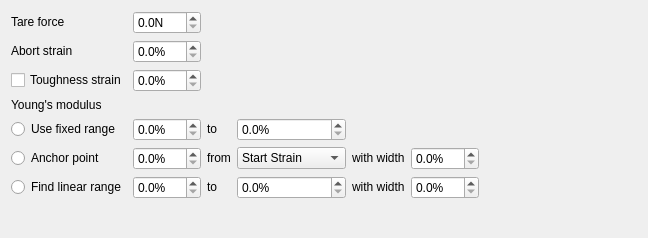
First picture: the form in mech_analyser/experiment/instron_68tm/failure/view.ui, repository ksonter95/InstronAnalyser, before the edit.
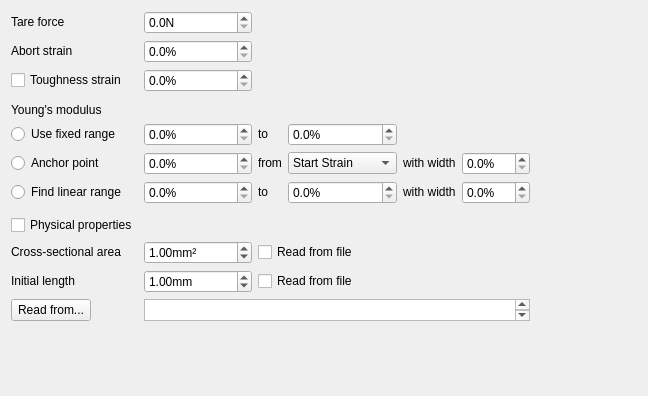
Second picture: the form after the edit.

Commit message: MAS-3: added ability to specify cross-sectional area and initial length, added ability to read in cross-sectional area and initial length from file, added input included and output included transcoder parameters,

The edit to the form file:
```diff
--- a/mech_analyser/experiment/instron_68tm/failure/view.ui
+++ b/mech_analyser/experiment/instron_68tm/failure/view.ui
@@ -7,7 +7,7 @@
     <x>0</x>
     <y>0</y>
     <width>648</width>
-    <height>238</height>
+    <height>396</height>
    </rect>
   </property>
   <layout class="QGridLayout" name="gl_Failure">
@@ -39,11 +39,11 @@
       <number>1</number>
      </property>
      <property name="maximum">
-      <double>10.0000000000000000</double>
+      <double>10.000000000000000</double>
      </property>
     </widget>
    </item>
-   <item row="0" column="6" rowspan="8">
+   <item row="0" column="6" rowspan="15">
     <spacer name="s_Horizontal">
      <property name="orientation">
       <enum>Qt::Orientation::Horizontal</enum>
@@ -117,7 +117,23 @@
      </property>
     </widget>
    </item>
-   <item row="3" column="0">
+   <item row="3" column="0" colspan="6">
+    <spacer name="s_VerticalEmodulus">
+     <property name="orientation">
+      <enum>Qt::Orientation::Vertical</enum>
+     </property>
+     <property name="sizeType">
+      <enum>QSizePolicy::Policy::Fixed</enum>
+     </property>
+     <property name="sizeHint" stdset="0">
+      <size>
+       <width>0</width>
+       <height>5</height>
+      </size>
+     </property>
+    </spacer>
+   </item>
+   <item row="4" column="0">
     <widget class="QLabel" name="l_EModulus">
      <property name="sizePolicy">
       <sizepolicy hsizetype="Fixed" vsizetype="Fixed">
@@ -133,7 +149,7 @@
      </property>
     </widget>
    </item>
-   <item row="4" column="0">
+   <item row="5" column="0">
     <widget class="QRadioButton" name="rb_FixedRange">
      <property name="toolTip">
       <string>Use the fixed strain range on the stress-strain curve over which the Young's modulus is calculated.</string>
@@ -143,7 +159,7 @@
      </property>
     </widget>
    </item>
-   <item row="4" column="1">
+   <item row="5" column="1">
     <widget class="QDoubleSpinBox" name="sb_Strain1">
      <property name="toolTip">
       <string>The strain value which defines the first datapoint on the stress-strain curve used to calculate the Young's modulus.  It is ε1 in the equation E = (σ2 - σ1) / (ε2 - ε1)</string>
@@ -156,7 +172,7 @@
      </property>
     </widget>
    </item>
-   <item row="4" column="2">
+   <item row="5" column="2">
     <widget class="QLabel" name="l_To1">
      <property name="sizePolicy">
       <sizepolicy hsizetype="Fixed" vsizetype="Fixed">
@@ -169,7 +185,7 @@
      </property>
     </widget>
    </item>
-   <item row="4" column="3">
+   <item row="5" column="3">
     <widget class="QDoubleSpinBox" name="sb_Strain2">
      <property name="toolTip">
       <string>The strain value which defines the second datapoint on the stress-strain curve used to calculate the Young's modulus.  It is ε2 in the equation E = (σ2 - σ1) / (ε2 - ε1)</string>
@@ -182,7 +198,7 @@
      </property>
     </widget>
    </item>
-   <item row="5" column="0">
+   <item row="6" column="0">
     <widget class="QRadioButton" name="rb_AnchorPoint">
      <property name="toolTip">
       <string>Anchor a point on the stress-strain curve over which the Young's modulus is calculated to a specific point on the curve.</string>
@@ -192,7 +208,7 @@
      </property>
     </widget>
    </item>
-   <item row="5" column="1">
+   <item row="6" column="1">
     <widget class="QDoubleSpinBox" name="sb_StrainOffset">
      <property name="toolTip">
       <string>The strain offset from the specific point on the stress-strain curve from/to which the Young's modulus will be calculated.  It, in combination with the anchor point, specifies ε1 in the equation E = (σ2 - σ1) / (ε2 - ε1).</string>
@@ -205,7 +221,7 @@
      </property>
     </widget>
    </item>
-   <item row="5" column="2">
+   <item row="6" column="2">
     <widget class="QLabel" name="l_From">
      <property name="sizePolicy">
       <sizepolicy hsizetype="Fixed" vsizetype="Fixed">
@@ -218,7 +234,7 @@
      </property>
     </widget>
    </item>
-   <item row="5" column="3">
+   <item row="6" column="3">
     <widget class="QComboBox" name="cbx_AnchorPoint">
      <property name="toolTip">
       <string>The point used to anchor the strain range over which the Young's modulus is to be calculated</string>
@@ -255,7 +271,7 @@
      </item>
     </widget>
    </item>
-   <item row="5" column="4">
+   <item row="6" column="4">
     <widget class="QLabel" name="l_With1">
      <property name="sizePolicy">
       <sizepolicy hsizetype="Fixed" vsizetype="Fixed">
@@ -268,7 +284,7 @@
      </property>
     </widget>
    </item>
-   <item row="5" column="5">
+   <item row="6" column="5">
     <widget class="QDoubleSpinBox" name="sb_StrainRangeWidth">
      <property name="toolTip">
       <string>The width of the range on the stress-strain curve over which the Young's modulus will be calculated.  It, in combination with the strain offset and anchor point, specifies ε2 in the equation E = (σ2 - σ1) / (ε2 - ε1).</string>
@@ -281,7 +297,7 @@
      </property>
     </widget>
    </item>
-   <item row="6" column="0">
+   <item row="7" column="0">
     <widget class="QRadioButton" name="rb_FindRange">
      <property name="toolTip">
       <string>Automatically find the strain range over which the stress-strain curve is most linear and use this range to calculate the Young's modulus.</string>
@@ -291,7 +307,7 @@
      </property>
     </widget>
    </item>
-   <item row="6" column="1">
+   <item row="7" column="1">
     <widget class="QDoubleSpinBox" name="sb_StrainMin">
      <property name="toolTip">
       <string>The strain value which defines the minimum strain that can be used to find the best approximation of the linear region of the stress-strain curve.</string>
@@ -304,7 +320,7 @@
      </property>
     </widget>
    </item>
-   <item row="6" column="2">
+   <item row="7" column="2">
     <widget class="QLabel" name="l_To2">
      <property name="sizePolicy">
       <sizepolicy hsizetype="Fixed" vsizetype="Fixed">
@@ -317,7 +333,7 @@
      </property>
     </widget>
    </item>
-   <item row="6" column="3">
+   <item row="7" column="3">
     <widget class="QDoubleSpinBox" name="sb_StrainMax">
      <property name="toolTip">
       <string>The strain value which defines the maximum strain that can be used to find the best approximation of the linear region of the stress-strain curve.</string>
@@ -330,7 +346,7 @@
      </property>
     </widget>
    </item>
-   <item row="6" column="4">
+   <item row="7" column="4">
     <widget class="QLabel" name="l_With2">
      <property name="sizePolicy">
       <sizepolicy hsizetype="Fixed" vsizetype="Fixed">
@@ -343,7 +359,7 @@
      </property>
     </widget>
    </item>
-   <item row="6" column="5">
+   <item row="7" column="5">
     <widget class="QDoubleSpinBox" name="sb_StrainWindowWidth">
      <property name="toolTip">
       <string>The width of the strain window which will be used to find the best approximation of the linear region of the stress-strain curve for all possible regions between the minimum and maximum strains.</string>
@@ -356,15 +372,181 @@
      </property>
     </widget>
    </item>
-   <item row="7" column="0" colspan="6">
+   <item row="8" column="0" colspan="6">
+    <spacer name="s_VerticalProperties">
+     <property name="orientation">
+      <enum>Qt::Orientation::Vertical</enum>
+     </property>
+     <property name="sizeType">
+      <enum>QSizePolicy::Policy::Fixed</enum>
+     </property>
+     <property name="sizeHint" stdset="0">
+      <size>
+       <width>0</width>
+       <height>5</height>
+      </size>
+     </property>
+    </spacer>
+   </item>
+   <item row="9" column="0">
+    <widget class="QCheckBox" name="cb_Properties">
+     <property name="sizePolicy">
+      <sizepolicy hsizetype="Fixed" vsizetype="Fixed">
+       <horstretch>0</horstretch>
+       <verstretch>0</verstretch>
+      </sizepolicy>
+     </property>
+     <property name="toolTip">
+      <string>The physical properties of the experiment samples.  If checked, the selected properties will be read from the file</string>
+     </property>
+     <property name="text">
+      <string>Physical properties</string>
+     </property>
+    </widget>
+   </item>
+   <item row="10" column="0">
+    <widget class="QLabel" name="l_Area">
+     <property name="sizePolicy">
+      <sizepolicy hsizetype="Fixed" vsizetype="Fixed">
+       <horstretch>0</horstretch>
+       <verstretch>0</verstretch>
+      </sizepolicy>
+     </property>
+     <property name="toolTip">
+      <string>The cross-sectional area of the samples.  It is A in the equation σ = F / A</string>
+     </property>
+     <property name="text">
+      <string>Cross-sectional area</string>
+     </property>
+    </widget>
+   </item>
+   <item row="10" column="1">
+    <widget class="QDoubleSpinBox" name="sb_Area">
+     <property name="toolTip">
+      <string>The cross-sectional area of every sample.  It is A in the equation σ = F / A</string>
+     </property>
+     <property name="suffix">
+      <string>mm²</string>
+     </property>
+     <property name="decimals">
+      <number>2</number>
+     </property>
+     <property name="maximum">
+      <double>999999.989999999990687</double>
+     </property>
+     <property name="value">
+      <double>1.000000000000000</double>
+     </property>
+    </widget>
+   </item>
+   <item row="10" column="2" colspan="4">
+    <widget class="QCheckBox" name="cb_Area">
+     <property name="sizePolicy">
+      <sizepolicy hsizetype="Minimum" vsizetype="Fixed">
+       <horstretch>0</horstretch>
+       <verstretch>0</verstretch>
+      </sizepolicy>
+     </property>
+     <property name="toolTip">
+      <string>If checked, the cross-sectional area will be read in from the file on a sample-by-sample basis.  Otherwise, the specified cross-sectional area will be used by all samples</string>
+     </property>
+     <property name="text">
+      <string>Read from file</string>
+     </property>
+    </widget>
+   </item>
+   <item row="11" column="0">
+    <widget class="QLabel" name="l_Length">
+     <property name="sizePolicy">
+      <sizepolicy hsizetype="Fixed" vsizetype="Fixed">
+       <horstretch>0</horstretch>
+       <verstretch>0</verstretch>
+      </sizepolicy>
+     </property>
+     <property name="toolTip">
+      <string>The initial length of the samples.  It is l0 in the equation ε = d / l0</string>
+     </property>
+     <property name="text">
+      <string>Initial length</string>
+     </property>
+    </widget>
+   </item>
+   <item row="11" column="1">
+    <widget class="QDoubleSpinBox" name="sb_Length">
+     <property name="toolTip">
+      <string>The initial length of every sample.  It is l in the equation ε = d / l0</string>
+     </property>
+     <property name="suffix">
+      <string>mm</string>
+     </property>
+     <property name="decimals">
+      <number>2</number>
+     </property>
+     <property name="maximum">
+      <double>999.990000000000009</double>
+     </property>
+     <property name="value">
+      <double>1.000000000000000</double>
+     </property>
+    </widget>
+   </item>
+   <item row="11" column="2" colspan="4">
+    <widget class="QCheckBox" name="cb_Length">
+     <property name="sizePolicy">
+      <sizepolicy hsizetype="Minimum" vsizetype="Fixed">
+       <horstretch>0</horstretch>
+       <verstretch>0</verstretch>
+      </sizepolicy>
+     </property>
+     <property name="toolTip">
+      <string>If checked, the initial length will be read in from the file on a sample-by-sample basis.  Otherwise, the specified initial length will be used by all samples</string>
+     </property>
+     <property name="text">
+      <string>Read from file</string>
+     </property>
+    </widget>
+   </item>
+   <item row="12" column="0">
+    <widget class="QPushButton" name="pb_ReadProperties">
+     <property name="sizePolicy">
+      <sizepolicy hsizetype="Fixed" vsizetype="Fixed">
+       <horstretch>0</horstretch>
+       <verstretch>0</verstretch>
+      </sizepolicy>
+     </property>
+     <property name="toolTip">
+      <string>Select the file from which the physical sample properties will be read.</string>
+     </property>
+     <property name="text">
+      <string>Read from...</string>
+     </property>
+    </widget>
+   </item>
+   <item row="12" column="1" colspan="5">
+    <widget class="QTextBrowser" name="tb_ReadProperties">
+     <property name="sizePolicy">
+      <sizepolicy hsizetype="Expanding" vsizetype="Ignored">
+       <horstretch>0</horstretch>
+       <verstretch>0</verstretch>
+      </sizepolicy>
+     </property>
+     <property name="toolTip">
+      <string>File from which the physical sample properties will be read.</string>
+     </property>
+    </widget>
+   </item>
+   <item row="13" column="0" colspan="6">
     <spacer name="s_Vertical">
      <property name="orientation">
       <enum>Qt::Orientation::Vertical</enum>
      </property>
+     <property name="sizeType">
+      <enum>QSizePolicy::Policy::MinimumExpanding</enum>
+     </property>
      <property name="sizeHint" stdset="0">
       <size>
        <width>20</width>
-       <height>40</height>
+       <height>0</height>
       </size>
      </property>
     </spacer>
```
The commit also changes 15 other files.
